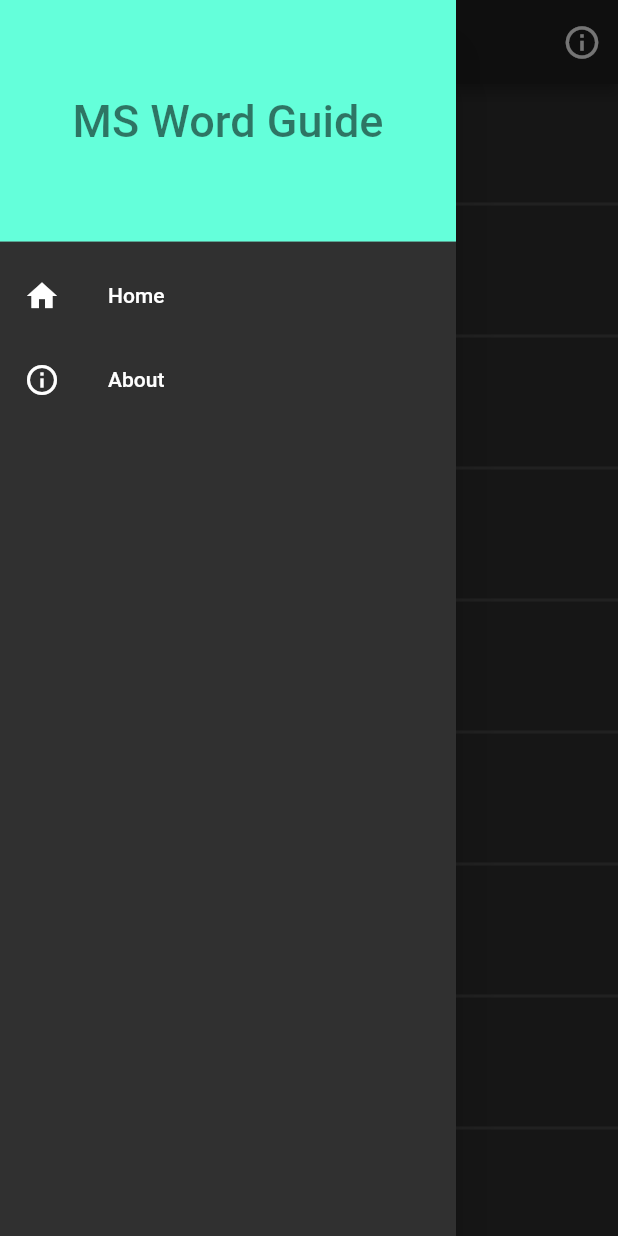
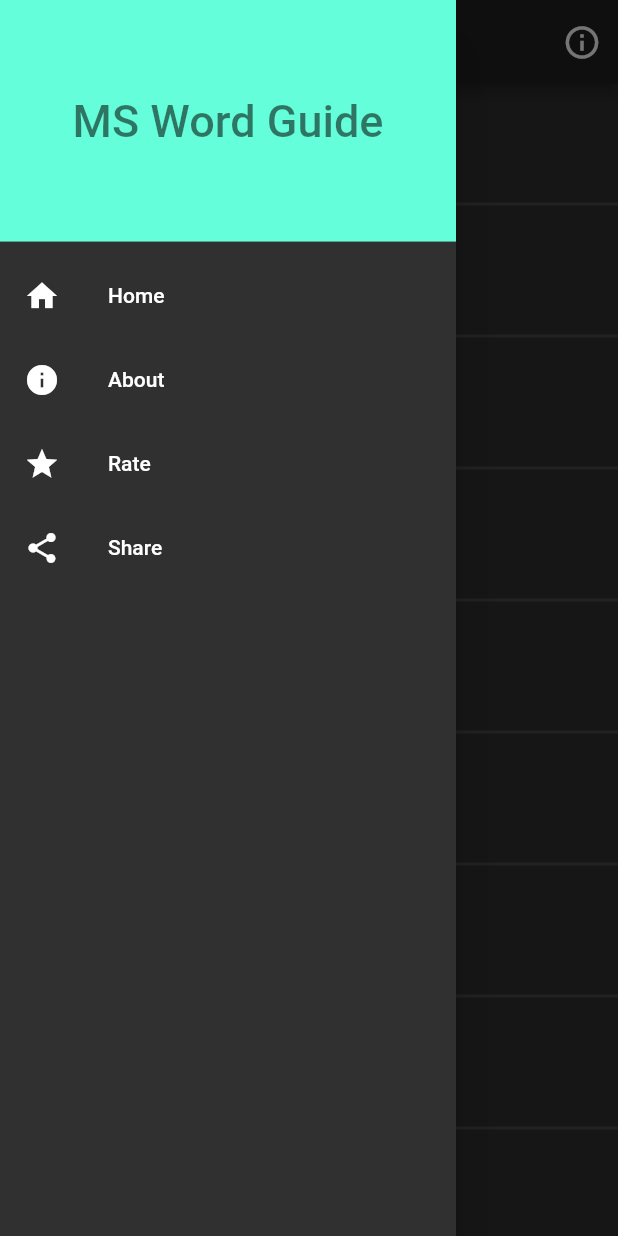
Before and after one commit to poudelmadhav/ms-word-shortcut-app, a Flutter app: the screen it shows after launch, with the side drawer open, on a phone screen of 412 x 824 dp. Run offline on Flutter 3.47's test engine with Material 2 defaults, Android fonts, the phone set to English and light mode, and no system bars; our stand-ins replace share.

Commit message:
share and rate button added in drawer with url_launcher and sharer package respectlively.

```diff
--- a/lib/screens/homepage.dart
+++ b/lib/screens/homepage.dart
@@ -1,6 +1,9 @@
 import 'package:flutter/material.dart';
 import '../data/data.dart';
 import './about_page.dart';
+
+import 'package:url_launcher/url_launcher.dart';
+import 'package:share/share.dart';
 
 class HomePage extends StatelessWidget {
   @override
@@ -32,7 +35,7 @@ class HomePage extends StatelessWidget {
               },
             ),
             ListTile(
-              leading: Icon(Icons.info_outline),
+              leading: Icon(Icons.info),
               title: Text("About"),
               onTap: () {
                 Navigator.push(
@@ -43,6 +46,21 @@ class HomePage extends StatelessWidget {
                     },
                   ),
                 );
+              },
+            ),
+            ListTile(
+              leading: Icon(Icons.star),
+              title: Text("Rate"),
+              onTap: () {
+                launch(
+                    "https://play.google.com/store/apps/details?id=com.hamropatro");
+              },
+            ),
+            ListTile(
+              leading: Icon(Icons.share),
+              title: Text("Share"),
+              onTap: () {
+                Share.share("Check out my website https://poudelmadhav.com.np", subject: "Look what I made!");
               },
             ),
           ],
--- a/pubspec.yaml
+++ b/pubspec.yaml
@@ -23,6 +23,8 @@ dependencies:
   # The following adds the Cupertino Icons font to your application.
   # Use with the CupertinoIcons class for iOS style icons.
   cupertino_icons: ^0.1.2
+  url_launcher: ^5.4.5
+  share: ^0.6.4
 
 dev_dependencies:
   flutter_test:
```
Also changed, not shown: pubspec.lock.
